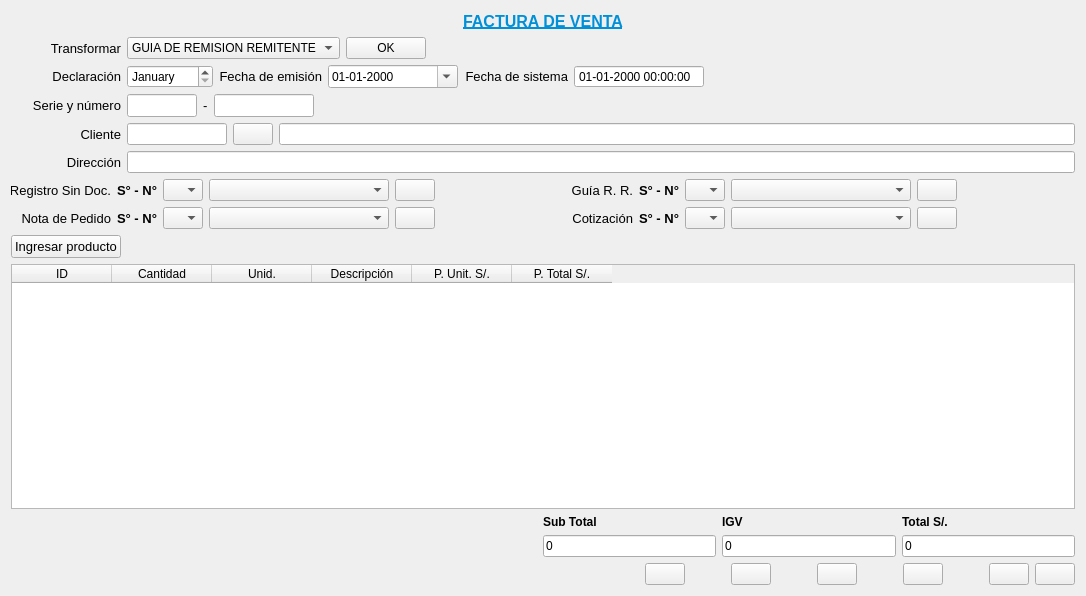
radtek/manager, file Venta/ventafactura.ui: the form before one commit.
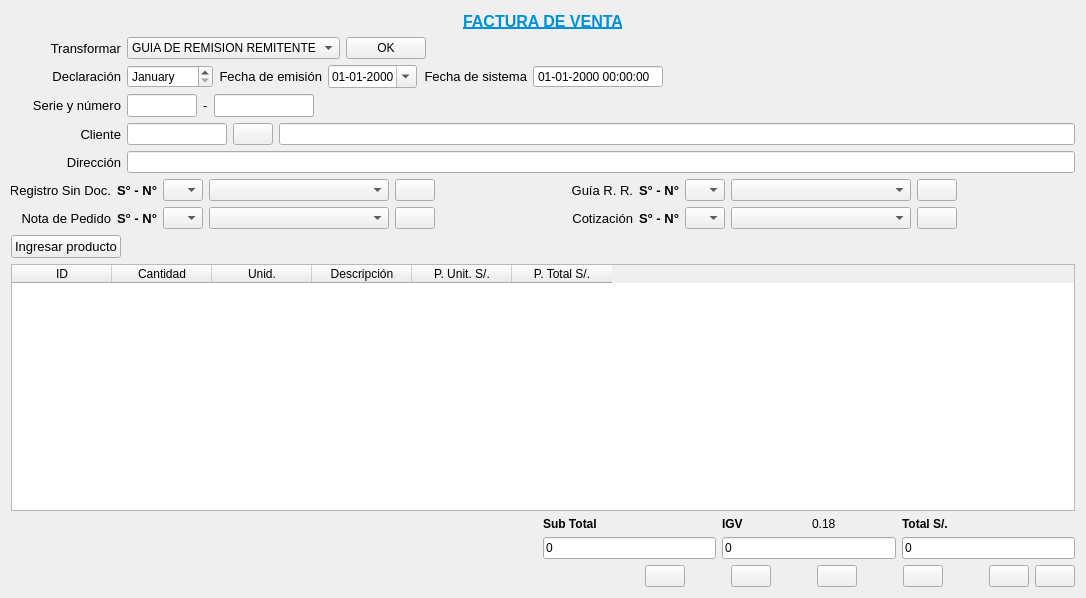
The form after the commit. Icons and pictures are not drawn.

What changed in the file:
```diff
--- a/Venta/ventafactura.ui
+++ b/Venta/ventafactura.ui
@@ -7,7 +7,7 @@
     <x>0</x>
     <y>0</y>
     <width>1086</width>
-    <height>596</height>
+    <height>598</height>
    </rect>
   </property>
   <property name="windowTitle">
@@ -197,19 +197,7 @@
       </widget>
      </item>
      <item>
-      <widget class="QDateTimeEdit" name="dateTimeEdit_emision">
-       <property name="sizePolicy">
-        <sizepolicy hsizetype="Preferred" vsizetype="Fixed">
-         <horstretch>0</horstretch>
-         <verstretch>0</verstretch>
-        </sizepolicy>
-       </property>
-       <property name="minimumSize">
-        <size>
-         <width>130</width>
-         <height>0</height>
-        </size>
-       </property>
+      <widget class="QDateEdit" name="dateEdit_emision">
        <property name="displayFormat">
         <string>dd-MM-yyyy</string>
        </property>
@@ -1018,7 +1006,7 @@
     </widget>
    </item>
    <item>
-    <layout class="QHBoxLayout" name="horizontalLayout_10">
+    <layout class="QHBoxLayout" name="horizontalLayout_12">
      <item>
       <spacer name="horizontalSpacer_10">
        <property name="orientation">
@@ -1080,7 +1068,19 @@
          </property>
         </widget>
        </item>
+       <item row="1" column="1">
+        <widget class="QLineEdit" name="lineEdit_igv">
+         <property name="text">
+          <string>0</string>
+         </property>
+         <property name="readOnly">
+          <bool>true</bool>
+         </property>
+        </widget>
+       </item>
        <item row="0" column="1">
+        <layout class="QHBoxLayout" name="horizontalLayout_10">
+         <item>
         <widget class="QLabel" name="label_igv">
          <property name="font">
           <font>
@@ -1093,15 +1093,14 @@
          </property>
         </widget>
        </item>
-       <item row="1" column="1">
-        <widget class="QLineEdit" name="lineEdit_igv">
+         <item>
+          <widget class="QLabel" name="label_igv_value">
          <property name="text">
-          <string>0</string>
-         </property>
-         <property name="readOnly">
-          <bool>true</bool>
-         </property>
-        </widget>
+            <string>0.18</string>
+           </property>
+          </widget>
+         </item>
+        </layout>
        </item>
       </layout>
      </item>
```
Left out of the diff: 1 changed line with no effect on the pictures. Lines whose indentation alone changed are shown as unchanged.
